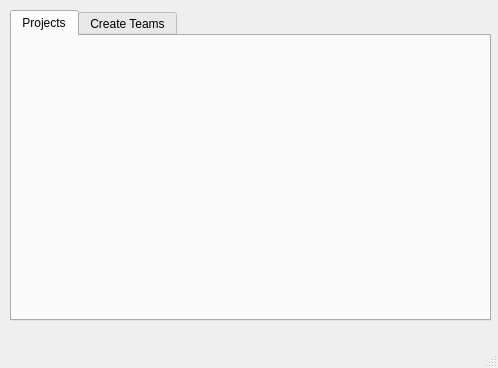
Above: mainwindow.ui from sprinklej/00100100 before the change. Below: the same form after it.
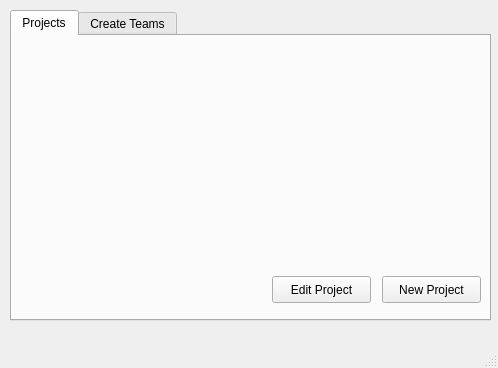
That is the form after the change.

Diff of the .ui file:
```diff
--- a/mainwindow.ui
+++ b/mainwindow.ui
@@ -30,6 +30,32 @@
      <attribute name="title">
       <string>Projects</string>
      </attribute>
+     <widget class="QPushButton" name="pushButton">
+      <property name="geometry">
+       <rect>
+        <x>370</x>
+        <y>240</y>
+        <width>99</width>
+        <height>27</height>
+       </rect>
+      </property>
+      <property name="text">
+       <string>New Project</string>
+      </property>
+     </widget>
+     <widget class="QPushButton" name="pushButton_2">
+      <property name="geometry">
+       <rect>
+        <x>260</x>
+        <y>240</y>
+        <width>99</width>
+        <height>27</height>
+       </rect>
+      </property>
+      <property name="text">
+       <string>Edit Project</string>
+      </property>
+     </widget>
     </widget>
     <widget class="QWidget" name="tab_CreateTeams">
      <attribute name="title">
```
Left out of the diff: 13 changed lines with no effect on the pictures.
